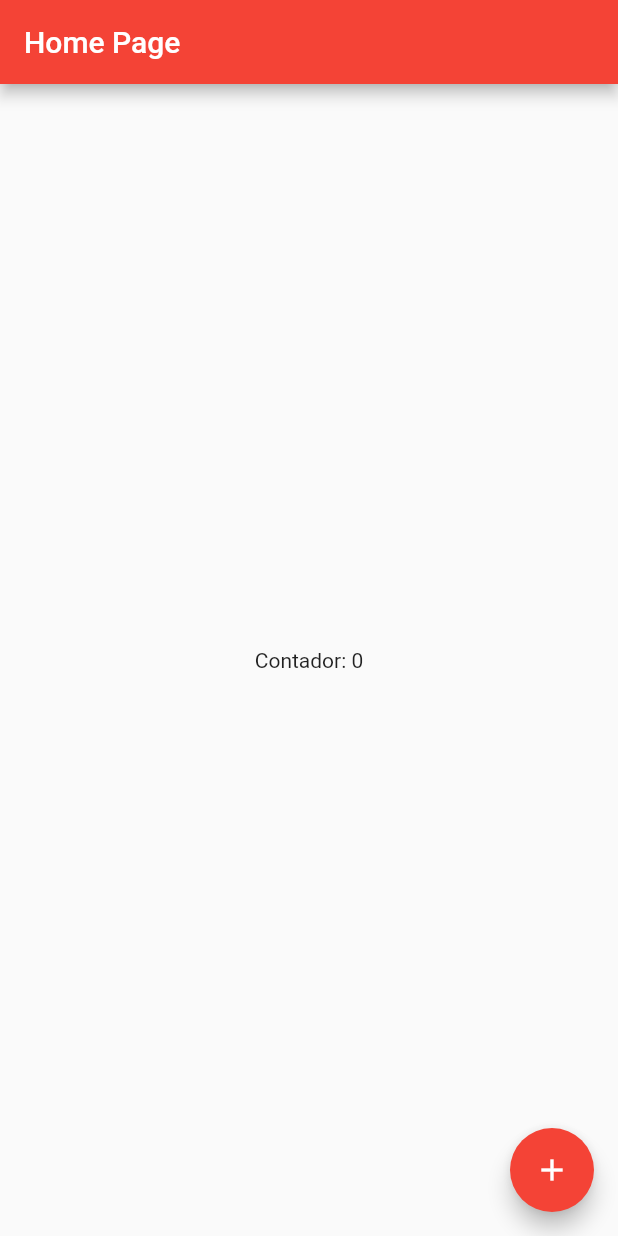
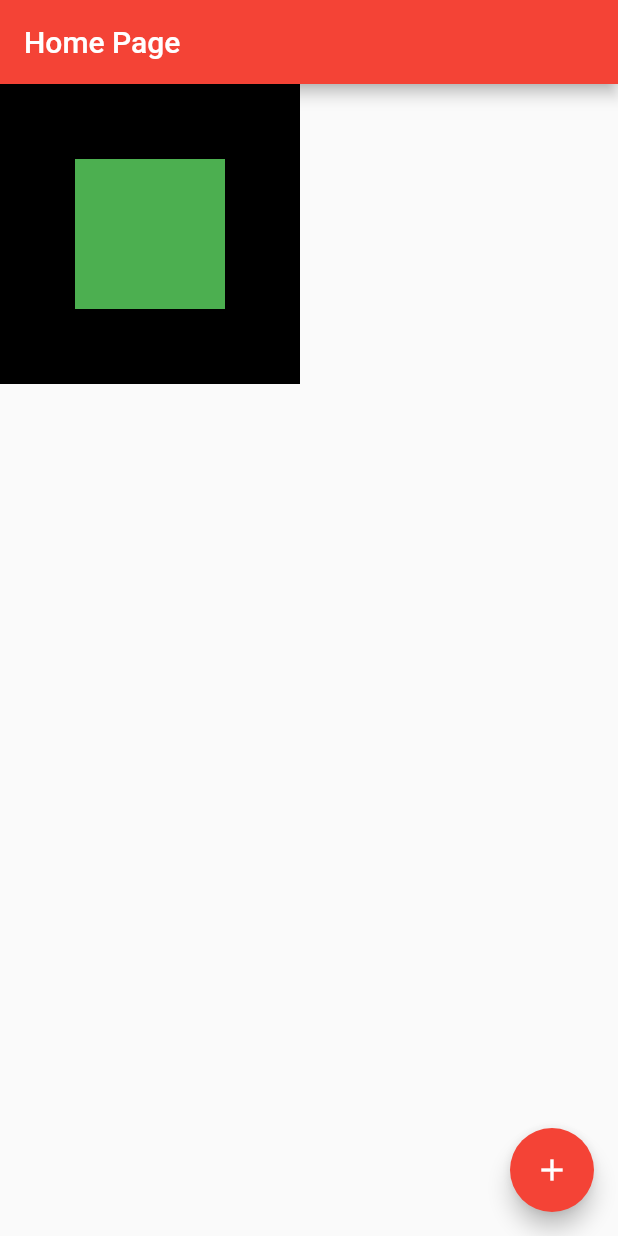
Before and after one commit to vini3001/initial_flutter, a Flutter app: the screen it shows after launch, on a phone screen of 412 x 824 dp. Run offline on Flutter 3.47's test engine with Material 3 defaults, Android fonts, the phone set to English and light mode, and no system bars.

Commit message:
adjust container position

```diff
--- a/lib/home_page.dart
+++ b/lib/home_page.dart
@@ -27,15 +27,17 @@
           });
         },
       ),
-      body: Center(
-      child: GestureDetector(
-        child: Text('Contador: $counter'),
-        onTap: () {
-          setState(() {
-            counter++;
-          });
-        },
-      ),
-      ),
+      body: Container(
+        height: 200,
+        width: 200,
+        color: Colors.black,
+        child: Center(
+          child: Container(
+          height: 100,
+          width: 100,
+          color: Colors.green,
+        )
+        )
+      )
     );
   }}
```
